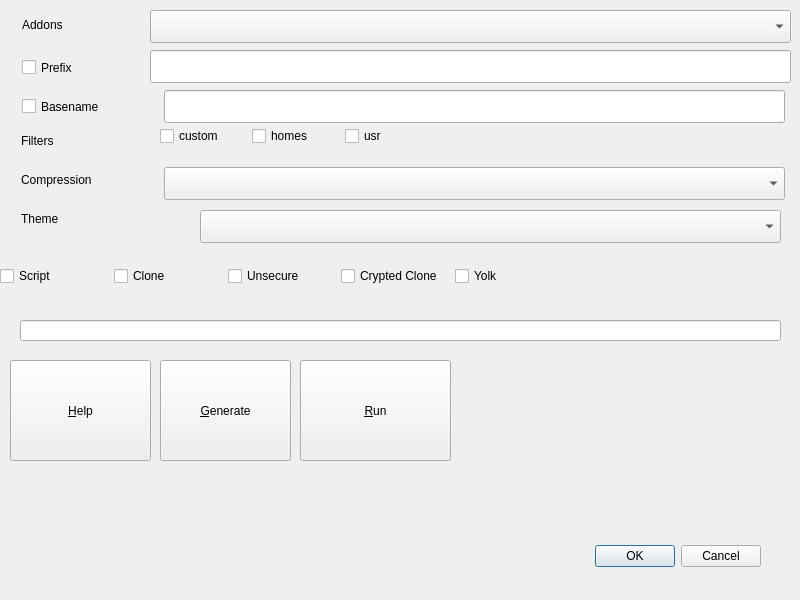
Qt form src/ui/produce.ui (pieroproietti/pengui) before a commit.
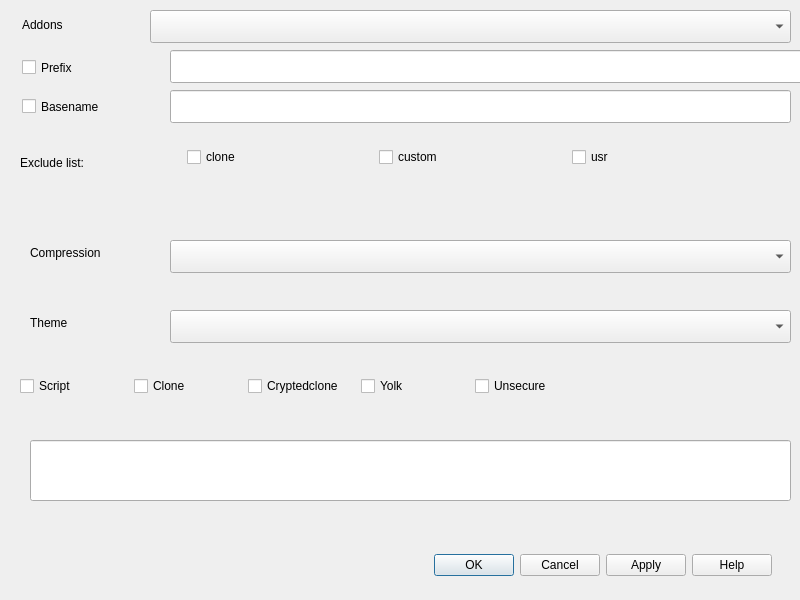
The same form after that commit. Icons and pictures are not drawn.

```diff
--- a/src/ui/produce.ui
+++ b/src/ui/produce.ui
@@ -29,85 +29,37 @@
   <widget class="QDialogButtonBox" name="buttonBox">
    <property name="geometry">
     <rect>
-     <x>140</x>
-     <y>540</y>
-     <width>621</width>
-     <height>32</height>
+     <x>401</x>
+     <y>550</y>
+     <width>371</width>
+     <height>31</height>
     </rect>
    </property>
    <property name="orientation">
     <enum>Qt::Horizontal</enum>
    </property>
    <property name="standardButtons">
-    <set>QDialogButtonBox::Cancel|QDialogButtonBox::Ok</set>
+    <set>QDialogButtonBox::Apply|QDialogButtonBox::Cancel|QDialogButtonBox::Help|QDialogButtonBox::Ok</set>
    </property>
   </widget>
   <widget class="QLineEdit" name="lineEditCommand">
    <property name="geometry">
     <rect>
-     <x>20</x>
-     <y>320</y>
+     <x>30</x>
+     <y>440</y>
      <width>761</width>
-     <height>21</height>
+     <height>61</height>
     </rect>
    </property>
    <property name="toolTip">
-    <string>generated command to produce ISO</string>
-   </property>
-  </widget>
-  <widget class="QPushButton" name="pushButtonRun">
-   <property name="geometry">
-    <rect>
-     <x>300</x>
-     <y>360</y>
-     <width>151</width>
-     <height>101</height>
-    </rect>
-   </property>
-   <property name="toolTip">
-    <string>run or copy ib ckuobiard the generated command</string>
-   </property>
-   <property name="text">
-    <string>&amp;Run</string>
-   </property>
-  </widget>
-  <widget class="QPushButton" name="pushButtonGenerate">
-   <property name="geometry">
-    <rect>
-     <x>160</x>
-     <y>360</y>
-     <width>131</width>
-     <height>101</height>
-    </rect>
-   </property>
-   <property name="toolTip">
-    <string>generate the command</string>
-   </property>
-   <property name="text">
-    <string>&amp;Generate</string>
-   </property>
-  </widget>
-  <widget class="QPushButton" name="pushButtonHelp">
-   <property name="geometry">
-    <rect>
-     <x>10</x>
-     <y>360</y>
-     <width>141</width>
-     <height>101</height>
-    </rect>
-   </property>
-   <property name="toolTip">
-    <string>run or copy ib ckuobiard the generated command</string>
-   </property>
-   <property name="text">
-    <string>&amp;Help</string>
+    <string>command to produce ISO</string>
    </property>
   </widget>
   <widget class="QLabel" name="labelTheme">
    <property name="geometry">
     <rect>
-     <x>21</x>
-     <y>206</y>
+     <x>30</x>
+     <y>310</y>
      <width>73</width>
      <height>25</height>
     </rect>
@@ -122,9 +74,9 @@
   <widget class="QLabel" name="labelFilters">
    <property name="geometry">
     <rect>
-     <x>21</x>
-     <y>128</y>
-     <width>63</width>
+     <x>20</x>
+     <y>150</y>
+     <width>141</width>
      <height>25</height>
     </rect>
    </property>
@@ -132,14 +84,14 @@
     <string>Filters are used to remove private or unnecessaries informations from the image, note exclude.list.template is always applied</string>
    </property>
    <property name="text">
-    <string>Filters</string>
+    <string>Exclude list:</string>
    </property>
   </widget>
   <widget class="QLabel" name="labelCompression">
    <property name="geometry">
     <rect>
-     <x>21</x>
-     <y>167</y>
+     <x>30</x>
+     <y>240</y>
      <width>137</width>
      <height>25</height>
     </rect>
@@ -154,8 +106,8 @@
   <widget class="QComboBox" name="comboBoxCompression">
    <property name="geometry">
     <rect>
-     <x>164</x>
-     <y>167</y>
+     <x>170</x>
+     <y>240</y>
      <width>621</width>
      <height>33</height>
     </rect>
@@ -178,9 +130,9 @@
   <widget class="QComboBox" name="comboBoxTheme">
    <property name="geometry">
     <rect>
-     <x>200</x>
-     <y>210</y>
-     <width>581</width>
+     <x>170</x>
+     <y>310</y>
+     <width>621</width>
      <height>33</height>
     </rect>
    </property>
@@ -191,50 +143,8 @@
   <widget class="QWidget" name="layoutWidget">
    <property name="geometry">
     <rect>
-     <x>160</x>
-     <y>120</y>
-     <width>271</width>
-     <height>33</height>
-    </rect>
-   </property>
-   <layout class="QGridLayout" name="gridLayout_2">
-    <item row="0" column="0">
-     <widget class="QCheckBox" name="checkBoxCustom">
-      <property name="toolTip">
-       <string>Add exclude.list.custom to the /etc/penguins-eggs.d/exclude.list</string>
-      </property>
-      <property name="text">
-       <string>custom</string>
-      </property>
-     </widget>
-    </item>
-    <item row="0" column="1">
-     <widget class="QCheckBox" name="checkBoxHomes">
-      <property name="toolTip">
-       <string>Add exclude.list.homes to the /etc/penguins-eggs.d/exclude.list</string>
-      </property>
-      <property name="text">
-       <string>homes</string>
-      </property>
-     </widget>
-    </item>
-    <item row="0" column="2">
-     <widget class="QCheckBox" name="checkBoxUsr">
-      <property name="toolTip">
-       <string>Add exclude.list.usr to the /etc/penguins-eggs.d/exclude.list</string>
-      </property>
-      <property name="text">
-       <string>usr</string>
-      </property>
-     </widget>
-    </item>
-   </layout>
-  </widget>
-  <widget class="QWidget" name="layoutWidget">
-   <property name="geometry">
-    <rect>
-     <x>0</x>
-     <y>260</y>
+     <x>20</x>
+     <y>370</y>
      <width>563</width>
      <height>33</height>
     </rect>
@@ -260,6 +170,26 @@
       </property>
      </widget>
     </item>
+    <item>
+     <widget class="QCheckBox" name="checkBoxCryptedClone">
+      <property name="toolTip">
+       <string>Performs a complete clone of the system, users and users' data will be encrypted in a LUKS Volume inside the ISO </string>
+      </property>
+      <property name="text">
+       <string>Cryptedclone</string>
+      </property>
+     </widget>
+    </item>
+    <item>
+     <widget class="QCheckBox" name="checkBoxYolk">
+      <property name="toolTip">
+       <string>Generates or regenerates a local repository /var/local/yolk to allow installation even in the absence of the Internet.</string>
+      </property>
+      <property name="text">
+       <string>Yolk</string>
+      </property>
+     </widget>
+    </item>
     <item>
      <widget class="QCheckBox" name="checkBoxUnsecure">
       <property name="toolTip">
@@ -273,26 +203,6 @@
       </property>
      </widget>
     </item>
-    <item>
-     <widget class="QCheckBox" name="checkBoxCryptedClone">
-      <property name="toolTip">
-       <string>Performs a complete clone of the system by also copying the users and their data that will be encrypted in a LUKS volume inside the ISO </string>
-      </property>
-      <property name="text">
-       <string>Crypted Clone</string>
-      </property>
-     </widget>
-    </item>
-    <item>
-     <widget class="QCheckBox" name="checkBoxYolk">
-      <property name="toolTip">
-       <string>Generates or regenerates a local repository /var/local/yolk to allow installation even in the absence of the Internet.</string>
-      </property>
-      <property name="text">
-       <string>Yolk</string>
-      </property>
-     </widget>
-    </item>
    </layout>
   </widget>
   <widget class="QLabel" name="labelAddons">
@@ -327,7 +237,7 @@
   <widget class="QLineEdit" name="lineEditPrefix">
    <property name="geometry">
     <rect>
-     <x>150</x>
+     <x>170</x>
      <y>50</y>
      <width>641</width>
      <height>33</height>
@@ -372,7 +282,7 @@
   <widget class="QLineEdit" name="lineEditBasename">
    <property name="geometry">
     <rect>
-     <x>164</x>
+     <x>170</x>
      <y>90</y>
      <width>621</width>
      <height>33</height>
@@ -382,6 +292,48 @@
     <string>basename</string>
    </property>
   </widget>
+  <widget class="QWidget" name="layoutWidget">
+   <property name="geometry">
+    <rect>
+     <x>187</x>
+     <y>141</y>
+     <width>571</width>
+     <height>33</height>
+    </rect>
+   </property>
+   <layout class="QHBoxLayout" name="horizontalLayout_2">
+    <item>
+     <widget class="QCheckBox" name="checkBoxCryptedclone">
+      <property name="toolTip">
+       <string>Add exclude.list.d/clone.list</string>
+      </property>
+      <property name="text">
+       <string>clone</string>
+      </property>
+     </widget>
+    </item>
+    <item>
+     <widget class="QCheckBox" name="checkBoxCustom">
+      <property name="toolTip">
+       <string>Add exclude.list.d/custom</string>
+      </property>
+      <property name="text">
+       <string>custom</string>
+      </property>
+     </widget>
+    </item>
+    <item>
+     <widget class="QCheckBox" name="checkBoxUsr">
+      <property name="toolTip">
+       <string>Add exclude.list.d/usr to the /etc/penguins-eggs.d/exclude.list</string>
+      </property>
+      <property name="text">
+       <string>usr</string>
+      </property>
+     </widget>
+    </item>
+   </layout>
+  </widget>
  </widget>
  <resources>
   <include location="resources.qrc"/>
```
Left out of the diff: 8 changed lines with no effect on the pictures.
